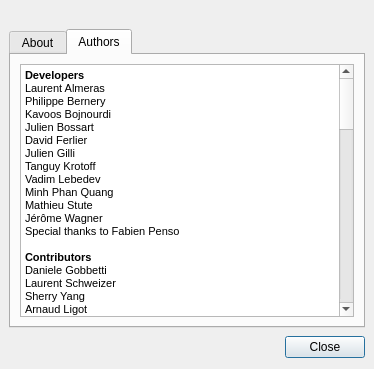
First picture: the form in wengophone/src/presentation/qt/AboutWindow.ui, repository tkrotoff/WengoPhone, before the edit.
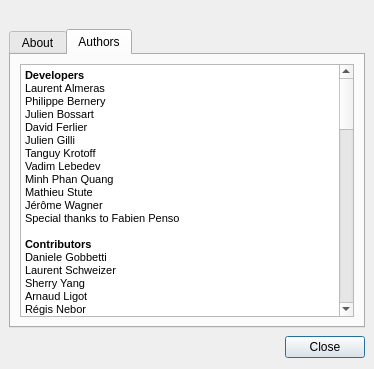
Second picture: the form after the edit. The open tabs and pages were chosen to show the change. Icons and pictures are not drawn.

```diff
--- a/wengophone/src/presentation/qt/AboutWindow.ui
+++ b/wengophone/src/presentation/qt/AboutWindow.ui
@@ -91,7 +91,7 @@
           <bool>true</bool>
          </property>
          <property name="html" >
-          <string>&lt;html>&lt;head>&lt;meta name="qrichtext" content="1" />&lt;/head>&lt;body style=" white-space: pre-wrap; font-family:MS Shell Dlg; font-size:8.25pt; font-weight:400; font-style:normal; text-decoration:none;">&lt;p style=" margin-top:0px; margin-bottom:0px; margin-left:0px; margin-right:0px; -qt-block-indent:0; text-indent:0px; font-size:8pt;">&lt;span style=" font-weight:600;">Developers&lt;/span>&lt;/p>&lt;p style=" margin-top:0px; margin-bottom:0px; margin-left:0px; margin-right:0px; -qt-block-indent:0; text-indent:0px; font-size:8pt;">Laurent Almeras&lt;/p>&lt;p style=" margin-top:0px; margin-bottom:0px; margin-left:0px; margin-right:0px; -qt-block-indent:0; text-indent:0px; font-size:8pt;">Philippe Bernery&lt;/p>&lt;p style=" margin-top:0px; margin-bottom:0px; margin-left:0px; margin-right:0px; -qt-block-indent:0; text-indent:0px; font-size:8pt;">Kavoos Bojnourdi&lt;/p>&lt;p style=" margin-top:0px; margin-bottom:0px; margin-left:0px; margin-right:0px; -qt-block-indent:0; text-indent:0px; font-size:8pt;">Julien Bossart&lt;/p>&lt;p style=" margin-top:0px; margin-bottom:0px; margin-left:0px; margin-right:0px; -qt-block-indent:0; text-indent:0px; font-size:8pt;">David Ferlier&lt;/p>&lt;p style=" margin-top:0px; margin-bottom:0px; margin-left:0px; margin-right:0px; -qt-block-indent:0; text-indent:0px; font-size:8pt;">Julien Gilli&lt;/p>&lt;p style=" margin-top:0px; margin-bottom:0px; margin-left:0px; margin-right:0px; -qt-block-indent:0; text-indent:0px; font-size:8pt;">Tanguy Krotoff&lt;/p>&lt;p style=" margin-top:0px; margin-bottom:0px; margin-left:0px; margin-right:0px; -qt-block-indent:0; text-indent:0px; font-size:8pt;">Vadim Lebedev&lt;/p>&lt;p style=" margin-top:0px; margin-bottom:0px; margin-left:0px; margin-right:0px; -qt-block-indent:0; text-indent:0px; font-size:8pt;">Minh Phan Quang&lt;/p>&lt;p style=" margin-top:0px; margin-bottom:0px; margin-left:0px; margin-right:0px; -qt-block-indent:0; text-indent:0px; font-size:8pt;">Mathieu Stute&lt;/p>&lt;p style=" margin-top:0px; margin-bottom:0px; margin-left:0px; margin-right:0px; -qt-block-indent:0; text-indent:0px; font-size:8pt;">Jérôme Wagner&lt;/p>&lt;p style=" margin-top:0px; margin-bottom:0px; margin-left:0px; margin-right:0px; -qt-block-indent:0; text-indent:0px; font-size:8pt;">Special thanks to Fabien Penso&lt;/p>&lt;p style="-qt-paragraph-type:empty; margin-top:0px; margin-bottom:0px; margin-left:0px; margin-right:0px; -qt-block-indent:0; text-indent:0px; font-size:8pt;">&lt;/p>&lt;p style=" margin-top:0px; margin-bottom:0px; margin-left:0px; margin-right:0px; -qt-block-indent:0; text-indent:0px; font-size:8pt;">&lt;span style=" font-weight:600;">Contributors&lt;/span>&lt;/p>&lt;p style=" margin-top:0px; margin-bottom:0px; margin-left:0px; margin-right:0px; -qt-block-indent:0; text-indent:0px; font-size:8pt;">Daniele Gobbetti&lt;/p>&lt;p style=" margin-top:0px; margin-bottom:0px; margin-left:0px; margin-right:0px; -qt-block-indent:0; text-indent:0px; font-size:8pt;">Laurent Schweizer&lt;/p>&lt;p style=" margin-top:0px; margin-bottom:0px; margin-left:0px; margin-right:0px; -qt-block-indent:0; text-indent:0px; font-size:8pt;">Sherry Yang&lt;/p>&lt;p style=" margin-top:0px; margin-bottom:0px; margin-left:0px; margin-right:0px; -qt-block-indent:0; text-indent:0px; font-size:8pt;">Arnaud Ligot&lt;/p>&lt;p style=" margin-top:0px; margin-bottom:0px; margin-left:0px; margin-right:0px; -qt-block-indent:0; text-indent:0px; font-size:8pt;">Régis Nebor&lt;/p>&lt;p style=" margin-top:0px; margin-bottom:0px; margin-left:0px; margin-right:0px; -qt-block-indent:0; text-indent:0px; font-size:8pt;">Christophe Perez&lt;/p>&lt;p style="-qt-paragraph-type:empty; margin-top:0px; margin-bottom:0px; margin-left:0px; margin-right:0px; -qt-block-indent:0; text-indent:0px; font-size:8pt;">&lt;/p>&lt;p style=" margin-top:0px; margin-bottom:0px; margin-left:0px; margin-right:0px; -qt-block-indent:0; text-indent:0px; font-size:8pt;">&lt;span style=" font-weight:600; color:#000000;">Based on the following softwares&lt;/span>&lt;/p>&lt;p style=" margin-top:0px; margin-bottom:0px; margin-left:0px; margin-right:0px; -qt-block-indent:0; text-indent:0px; font-size:8pt;">- phApi&lt;/p>&lt;p style=" margin-top:0px; margin-bottom:0px; margin-left:0px; margin-right:0px; -qt-block-indent:0; text-indent:0px; font-size:8pt;">Copyright (C) Vadim Lebedev&lt;/p>&lt;p style=" margin-top:0px; margin-bottom:0px; margin-left:0px; margin-right:0px; -qt-block-indent:0; text-indent:0px; font-size:8pt;">published under GNU GPL&lt;/p>&lt;p style="-qt-paragraph-type:empty; margin-top:0px; margin-bottom:0px; margin-left:0px; margin-right:0px; -qt-block-indent:0; text-indent:0px; font-size:8pt;">&lt;/p>&lt;p style=" margin-top:0px; margin-bottom:0px; margin-left:0px; margin-right:0px; -qt-block-indent:0; text-indent:0px; font-size:8pt;">- eXosip&lt;/p>&lt;p style=" margin-top:0px; margin-bottom:0px; margin-left:0px; margin-right:0px; -qt-block-indent:0; text-indent:0px; font-size:8pt;">Copyright (C) Aymeric Moizard&lt;/p>&lt;p style=" margin-top:0px; margin-bottom:0px; margin-left:0px; margin-right:0px; -qt-block-indent:0; text-indent:0px; font-size:8pt;">published under GNU GPL&lt;/p>&lt;p style="-qt-paragraph-type:empty; margin-top:0px; margin-bottom:0px; margin-left:0px; margin-right:0px; -qt-block-indent:0; text-indent:0px; font-size:8pt;">&lt;/p>&lt;p style=" margin-top:0px; margin-bottom:0px; margin-left:0px; margin-right:0px; -qt-block-indent:0; text-indent:0px; font-size:8pt;">- oSIP&lt;/p>&lt;p style=" margin-top:0px; margin-bottom:0px; margin-left:0px; margin-right:0px; -qt-block-indent:0; text-indent:0px; font-size:8pt;">Copyright (C) Aymeric Moizard&lt;/p>&lt;p style=" margin-top:0px; margin-bottom:0px; margin-left:0px; margin-right:0px; -qt-block-indent:0; text-indent:0px; font-size:8pt;">published under GNU LGPL&lt;/p>&lt;p style="-qt-paragraph-type:empty; margin-top:0px; margin-bottom:0px; margin-left:0px; margin-right:0px; -qt-block-indent:0; text-indent:0px; font-size:8pt;">&lt;/p>&lt;p style=" margin-top:0px; margin-bottom:0px; margin-left:0px; margin-right:0px; -qt-block-indent:0; text-indent:0px; font-size:8pt;">- oRTP&lt;/p>&lt;p style=" margin-top:0px; margin-bottom:0px; margin-left:0px; margin-right:0px; -qt-block-indent:0; text-indent:0px; font-size:8pt;">Copyright (C) Simon Morlat&lt;/p>&lt;p style=" margin-top:0px; margin-bottom:0px; margin-left:0px; margin-right:0px; -qt-block-indent:0; text-indent:0px; font-size:8pt;">published under GNU LGPL&lt;/p>&lt;p style="-qt-paragraph-type:empty; margin-top:0px; margin-bottom:0px; margin-left:0px; margin-right:0px; -qt-block-indent:0; text-indent:0px; font-size:8pt;">&lt;/p>&lt;p style=" margin-top:0px; margin-bottom:0px; margin-left:0px; margin-right:0px; -qt-block-indent:0; text-indent:0px; font-size:8pt;">- trayicon&lt;/p>&lt;p style=" margin-top:0px; margin-bottom:0px; margin-left:0px; margin-right:0px; -qt-block-indent:0; text-indent:0px; font-size:8pt;">Copyright (C) Justin Karneges&lt;/p>&lt;p style=" margin-top:0px; margin-bottom:0px; margin-left:0px; margin-right:0px; -qt-block-indent:0; text-indent:0px; font-size:8pt;">published under GNU LGPL&lt;/p>&lt;p style="-qt-paragraph-type:empty; margin-top:0px; margin-bottom:0px; margin-left:0px; margin-right:0px; -qt-block-indent:0; text-indent:0px; font-size:8pt;">&lt;/p>&lt;p style=" margin-top:0px; margin-bottom:0px; margin-left:0px; margin-right:0px; -qt-block-indent:0; text-indent:0px; font-size:8pt;">- Boost&lt;/p>&lt;p style=" margin-top:0px; margin-bottom:0px; margin-left:0px; margin-right:0px; -qt-block-indent:0; text-indent:0px; font-size:8pt;">published under Boost Software License&lt;/p>&lt;p style="-qt-paragraph-type:empty; margin-top:0px; margin-bottom:0px; margin-left:0px; margin-right:0px; -qt-block-indent:0; text-indent:0px; font-size:8pt;">&lt;/p>&lt;p style=" margin-top:0px; margin-bottom:0px; margin-left:0px; margin-right:0px; -qt-block-indent:0; text-indent:0px; font-size:8pt;">- cURL&lt;/p>&lt;p style=" margin-top:0px; margin-bottom:0px; margin-left:0px; margin-right:0px; -qt-block-indent:0; text-indent:0px; font-size:8pt;">Copyright (C) Daniel Stenberg&lt;/p>&lt;p style=" margin-top:0px; margin-bottom:0px; margin-left:0px; margin-right:0px; -qt-block-indent:0; text-indent:0px; font-size:8pt;">published under MIT/X-style license&lt;/p>&lt;p style="-qt-paragraph-type:empty; margin-top:0px; margin-bottom:0px; margin-left:0px; margin-right:0px; -qt-block-indent:0; text-indent:0px; font-size:8pt;">&lt;/p>&lt;p style=" margin-top:0px; margin-bottom:0px; margin-left:0px; margin-right:0px; -qt-block-indent:0; text-indent:0px; font-size:8pt;">- FFmpeg&lt;/p>&lt;p style=" margin-top:0px; margin-bottom:0px; margin-left:0px; margin-right:0px; -qt-block-indent:0; text-indent:0px; font-size:8pt;">published under GNU LGPL&lt;/p>&lt;p style="-qt-paragraph-type:empty; margin-top:0px; margin-bottom:0px; margin-left:0px; margin-right:0px; -qt-block-indent:0; text-indent:0px; font-size:8pt;">&lt;/p>&lt;p style=" margin-top:0px; margin-bottom:0px; margin-left:0px; margin-right:0px; -qt-block-indent:0; text-indent:0px; font-size:8pt;">- TinyXML&lt;/p>&lt;p style=" margin-top:0px; margin-bottom:0px; margin-left:0px; margin-right:0px; -qt-block-indent:0; text-indent:0px; font-size:8pt;">Copyright (C) Lee Thomason&lt;/p>&lt;p style=" margin-top:0px; margin-bottom:0px; margin-left:0px; margin-right:0px; -qt-block-indent:0; text-indent:0px; font-size:8pt;">published under zlib license&lt;/p>&lt;p style="-qt-paragraph-type:empty; margin-top:0px; margin-bottom:0px; margin-left:0px; margin-right:0px; -qt-block-indent:0; text-indent:0px; font-size:8pt;">&lt;/p>&lt;p style=" margin-top:0px; margin-bottom:0px; margin-left:0px; margin-right:0px; -qt-block-indent:0; text-indent:0px; font-size:8pt;">- Qt Toolkit&lt;/p>&lt;p style=" margin-top:0px; margin-bottom:0px; margin-left:0px; margin-right:0px; -qt-block-indent:0; text-indent:0px; font-size:8pt;">Copyright (C) Trolltech AS&lt;/p>&lt;p style=" margin-top:0px; margin-bottom:0px; margin-left:0px; margin-right:0px; -qt-block-indent:0; text-indent:0px; font-size:8pt;">published under GNU GPL&lt;/p>&lt;p style="-qt-paragraph-type:empty; margin-top:0px; margin-bottom:0px; margin-left:0px; margin-right:0px; -qt-block-indent:0; text-indent:0px; font-size:8pt;">&lt;/p>&lt;p style=" margin-top:0px; margin-bottom:0px; margin-left:0px; margin-right:0px; -qt-block-indent:0; text-indent:0px; font-size:8pt;">- sipX&lt;/p>&lt;p style=" margin-top:0px; margin-bottom:0px; margin-left:0px; margin-right:0px; -qt-block-indent:0; text-indent:0px; font-size:8pt;">Copyright (C) Pingtel Corp&lt;/p>&lt;p style=" margin-top:0px; margin-bottom:0px; margin-left:0px; margin-right:0px; -qt-block-indent:0; text-indent:0px; font-size:8pt;">published under GNU LGPL&lt;/p>&lt;p style="-qt-paragraph-type:empty; margin-top:0px; margin-bottom:0px; margin-left:0px; margin-right:0px; -qt-block-indent:0; text-indent:0px; font-size:8pt;">&lt;/p>&lt;p style=" margin-top:0px; margin-bottom:0px; margin-left:0px; margin-right:0px; -qt-block-indent:0; text-indent:0px; font-size:8pt;">- PortAudio&lt;/p>&lt;p style=" margin-top:0px; margin-bottom:0px; margin-left:0px; margin-right:0px; -qt-block-indent:0; text-indent:0px; font-size:8pt;">Copyright (C) Ross Bencina and Phil Burk&lt;/p>&lt;p style=" margin-top:0px; margin-bottom:0px; margin-left:0px; margin-right:0px; -qt-block-indent:0; text-indent:0px; font-size:8pt;">published under BSD-style license&lt;/p>&lt;p style="-qt-paragraph-type:empty; margin-top:0px; margin-bottom:0px; margin-left:0px; margin-right:0px; -qt-block-indent:0; text-indent:0px; font-size:8pt;">&lt;/p>&lt;p style=" margin-top:0px; margin-bottom:0px; margin-left:0px; margin-right:0px; -qt-block-indent:0; text-indent:0px; font-size:8pt;">- OpenSSL&lt;/p>&lt;p style=" margin-top:0px; margin-bottom:0px; margin-left:0px; margin-right:0px; -qt-block-indent:0; text-indent:0px; font-size:8pt;">published under Apache-style license&lt;/p>&lt;p style="-qt-paragraph-type:empty; margin-top:0px; margin-bottom:0px; margin-left:0px; margin-right:0px; -qt-block-indent:0; text-indent:0px; font-size:8pt;">&lt;/p>&lt;p style=" margin-top:0px; margin-bottom:0px; margin-left:0px; margin-right:0px; -qt-block-indent:0; text-indent:0px; font-size:8pt;">- Speex&lt;/p>&lt;p style=" margin-top:0px; margin-bottom:0px; margin-left:0px; margin-right:0px; -qt-block-indent:0; text-indent:0px; font-size:8pt;">Copyright (C) Xiph.org Foundation&lt;/p>&lt;p style=" margin-top:0px; margin-bottom:0px; margin-left:0px; margin-right:0px; -qt-block-indent:0; text-indent:0px; font-size:8pt;">published under BSD-style license&lt;/p>&lt;p style="-qt-paragraph-type:empty; margin-top:0px; margin-bottom:0px; margin-left:0px; margin-right:0px; -qt-block-indent:0; text-indent:0px; font-size:8pt;">&lt;/p>&lt;p style=" margin-top:0px; margin-bottom:0px; margin-left:0px; margin-right:0px; -qt-block-indent:0; text-indent:0px; font-size:8pt;">- Gaim&lt;/p>&lt;p style=" margin-top:0px; margin-bottom:0px; margin-left:0px; margin-right:0px; -qt-block-indent:0; text-indent:0px; font-size:8pt;">published under GNU GPL&lt;/p>&lt;p style="-qt-paragraph-type:empty; margin-top:0px; margin-bottom:0px; margin-left:0px; margin-right:0px; -qt-block-indent:0; text-indent:0px; font-size:8pt;">&lt;/p>&lt;p style=" margin-top:0px; margin-bottom:0px; margin-left:0px; margin-right:0px; -qt-block-indent:0; text-indent:0px; font-size:8pt;">- GLib&lt;/p>&lt;p style=" margin-top:0px; margin-bottom:0px; margin-left:0px; margin-right:0px; -qt-block-indent:0; text-indent:0px; font-size:8pt;">published under GNU LGPL&lt;/p>&lt;p style="-qt-paragraph-type:empty; margin-top:0px; margin-bottom:0px; margin-left:0px; margin-right:0px; -qt-block-indent:0; text-indent:0px; font-size:8pt;">&lt;/p>&lt;p style=" margin-top:0px; margin-bottom:0px; margin-left:0px; margin-right:0px; -qt-block-indent:0; text-indent:0px; font-size:8pt;">- NSIS&lt;/p>&lt;p style=" margin-top:0px; margin-bottom:0px; margin-left:0px; margin-right:0px; -qt-block-indent:0; text-indent:0px; font-size:8pt;">Copyright (C) Nullsoft, Inc.&lt;/p>&lt;p style=" margin-top:0px; margin-bottom:0px; margin-left:0px; margin-right:0px; -qt-block-indent:0; text-indent:0px; font-size:8pt;">published under zlib license&lt;/p>&lt;/body>&lt;/html></string>
+          <string>&lt;html>&lt;head>&lt;meta name="qrichtext" content="1" />&lt;/head>&lt;body style=" white-space: pre-wrap; font-family:MS Shell Dlg; font-size:8.25pt; font-weight:400; font-style:normal; text-decoration:none;">&lt;p style=" margin-top:0px; margin-bottom:0px; margin-left:0px; margin-right:0px; -qt-block-indent:0; text-indent:0px; font-size:8pt;">&lt;span style=" font-weight:600;">Developers&lt;/span>&lt;/p>&lt;p style=" margin-top:0px; margin-bottom:0px; margin-left:0px; margin-right:0px; -qt-block-indent:0; text-indent:0px; font-size:8pt;">Laurent Almeras&lt;/p>&lt;p style=" margin-top:0px; margin-bottom:0px; margin-left:0px; margin-right:0px; -qt-block-indent:0; text-indent:0px; font-size:8pt;">Philippe Bernery&lt;/p>&lt;p style=" margin-top:0px; margin-bottom:0px; margin-left:0px; margin-right:0px; -qt-block-indent:0; text-indent:0px; font-size:8pt;">Julien Bossart&lt;/p>&lt;p style=" margin-top:0px; margin-bottom:0px; margin-left:0px; margin-right:0px; -qt-block-indent:0; text-indent:0px; font-size:8pt;">David Ferlier&lt;/p>&lt;p style=" margin-top:0px; margin-bottom:0px; margin-left:0px; margin-right:0px; -qt-block-indent:0; text-indent:0px; font-size:8pt;">Julien Gilli&lt;/p>&lt;p style=" margin-top:0px; margin-bottom:0px; margin-left:0px; margin-right:0px; -qt-block-indent:0; text-indent:0px; font-size:8pt;">Tanguy Krotoff&lt;/p>&lt;p style=" margin-top:0px; margin-bottom:0px; margin-left:0px; margin-right:0px; -qt-block-indent:0; text-indent:0px; font-size:8pt;">Vadim Lebedev&lt;/p>&lt;p style=" margin-top:0px; margin-bottom:0px; margin-left:0px; margin-right:0px; -qt-block-indent:0; text-indent:0px; font-size:8pt;">Minh Phan Quang&lt;/p>&lt;p style=" margin-top:0px; margin-bottom:0px; margin-left:0px; margin-right:0px; -qt-block-indent:0; text-indent:0px; font-size:8pt;">Mathieu Stute&lt;/p>&lt;p style=" margin-top:0px; margin-bottom:0px; margin-left:0px; margin-right:0px; -qt-block-indent:0; text-indent:0px; font-size:8pt;">Jérôme Wagner&lt;/p>&lt;p style=" margin-top:0px; margin-bottom:0px; margin-left:0px; margin-right:0px; -qt-block-indent:0; text-indent:0px; font-size:8pt;">Special thanks to Fabien Penso&lt;/p>&lt;p style="-qt-paragraph-type:empty; margin-top:0px; margin-bottom:0px; margin-left:0px; margin-right:0px; -qt-block-indent:0; text-indent:0px; font-size:8pt;">&lt;/p>&lt;p style=" margin-top:0px; margin-bottom:0px; margin-left:0px; margin-right:0px; -qt-block-indent:0; text-indent:0px; font-size:8pt;">&lt;span style=" font-weight:600;">Contributors&lt;/span>&lt;/p>&lt;p style=" margin-top:0px; margin-bottom:0px; margin-left:0px; margin-right:0px; -qt-block-indent:0; text-indent:0px; font-size:8pt;">Daniele Gobbetti&lt;/p>&lt;p style=" margin-top:0px; margin-bottom:0px; margin-left:0px; margin-right:0px; -qt-block-indent:0; text-indent:0px; font-size:8pt;">Laurent Schweizer&lt;/p>&lt;p style=" margin-top:0px; margin-bottom:0px; margin-left:0px; margin-right:0px; -qt-block-indent:0; text-indent:0px; font-size:8pt;">Sherry Yang&lt;/p>&lt;p style=" margin-top:0px; margin-bottom:0px; margin-left:0px; margin-right:0px; -qt-block-indent:0; text-indent:0px; font-size:8pt;">Arnaud Ligot&lt;/p>&lt;p style=" margin-top:0px; margin-bottom:0px; margin-left:0px; margin-right:0px; -qt-block-indent:0; text-indent:0px; font-size:8pt;">Régis Nebor&lt;/p>&lt;p style=" margin-top:0px; margin-bottom:0px; margin-left:0px; margin-right:0px; -qt-block-indent:0; text-indent:0px; font-size:8pt;">Christophe Perez&lt;/p>&lt;p style="-qt-paragraph-type:empty; margin-top:0px; margin-bottom:0px; margin-left:0px; margin-right:0px; -qt-block-indent:0; text-indent:0px; font-size:8pt;">&lt;/p>&lt;p style=" margin-top:0px; margin-bottom:0px; margin-left:0px; margin-right:0px; -qt-block-indent:0; text-indent:0px; font-size:8pt;">&lt;span style=" font-weight:600; color:#000000;">Based on the following softwares&lt;/span>&lt;/p>&lt;p style=" margin-top:0px; margin-bottom:0px; margin-left:0px; margin-right:0px; -qt-block-indent:0; text-indent:0px; font-size:8pt;">- phApi&lt;/p>&lt;p style=" margin-top:0px; margin-bottom:0px; margin-left:0px; margin-right:0px; -qt-block-indent:0; text-indent:0px; font-size:8pt;">Copyright (C) Vadim Lebedev&lt;/p>&lt;p style=" margin-top:0px; margin-bottom:0px; margin-left:0px; margin-right:0px; -qt-block-indent:0; text-indent:0px; font-size:8pt;">published under GNU GPL&lt;/p>&lt;p style="-qt-paragraph-type:empty; margin-top:0px; margin-bottom:0px; margin-left:0px; margin-right:0px; -qt-block-indent:0; text-indent:0px; font-size:8pt;">&lt;/p>&lt;p style=" margin-top:0px; margin-bottom:0px; margin-left:0px; margin-right:0px; -qt-block-indent:0; text-indent:0px; font-size:8pt;">- eXosip&lt;/p>&lt;p style=" margin-top:0px; margin-bottom:0px; margin-left:0px; margin-right:0px; -qt-block-indent:0; text-indent:0px; font-size:8pt;">Copyright (C) Aymeric Moizard&lt;/p>&lt;p style=" margin-top:0px; margin-bottom:0px; margin-left:0px; margin-right:0px; -qt-block-indent:0; text-indent:0px; font-size:8pt;">published under GNU GPL&lt;/p>&lt;p style="-qt-paragraph-type:empty; margin-top:0px; margin-bottom:0px; margin-left:0px; margin-right:0px; -qt-block-indent:0; text-indent:0px; font-size:8pt;">&lt;/p>&lt;p style=" margin-top:0px; margin-bottom:0px; margin-left:0px; margin-right:0px; -qt-block-indent:0; text-indent:0px; font-size:8pt;">- oSIP&lt;/p>&lt;p style=" margin-top:0px; margin-bottom:0px; margin-left:0px; margin-right:0px; -qt-block-indent:0; text-indent:0px; font-size:8pt;">Copyright (C) Aymeric Moizard&lt;/p>&lt;p style=" margin-top:0px; margin-bottom:0px; margin-left:0px; margin-right:0px; -qt-block-indent:0; text-indent:0px; font-size:8pt;">published under GNU LGPL&lt;/p>&lt;p style="-qt-paragraph-type:empty; margin-top:0px; margin-bottom:0px; margin-left:0px; margin-right:0px; -qt-block-indent:0; text-indent:0px; font-size:8pt;">&lt;/p>&lt;p style=" margin-top:0px; margin-bottom:0px; margin-left:0px; margin-right:0px; -qt-block-indent:0; text-indent:0px; font-size:8pt;">- oRTP&lt;/p>&lt;p style=" margin-top:0px; margin-bottom:0px; margin-left:0px; margin-right:0px; -qt-block-indent:0; text-indent:0px; font-size:8pt;">Copyright (C) Simon Morlat&lt;/p>&lt;p style=" margin-top:0px; margin-bottom:0px; margin-left:0px; margin-right:0px; -qt-block-indent:0; text-indent:0px; font-size:8pt;">published under GNU LGPL&lt;/p>&lt;p style="-qt-paragraph-type:empty; margin-top:0px; margin-bottom:0px; margin-left:0px; margin-right:0px; -qt-block-indent:0; text-indent:0px; font-size:8pt;">&lt;/p>&lt;p style=" margin-top:0px; margin-bottom:0px; margin-left:0px; margin-right:0px; -qt-block-indent:0; text-indent:0px; font-size:8pt;">- trayicon&lt;/p>&lt;p style=" margin-top:0px; margin-bottom:0px; margin-left:0px; margin-right:0px; -qt-block-indent:0; text-indent:0px; font-size:8pt;">Copyright (C) Justin Karneges&lt;/p>&lt;p style=" margin-top:0px; margin-bottom:0px; margin-left:0px; margin-right:0px; -qt-block-indent:0; text-indent:0px; font-size:8pt;">published under GNU LGPL&lt;/p>&lt;p style="-qt-paragraph-type:empty; margin-top:0px; margin-bottom:0px; margin-left:0px; margin-right:0px; -qt-block-indent:0; text-indent:0px; font-size:8pt;">&lt;/p>&lt;p style=" margin-top:0px; margin-bottom:0px; margin-left:0px; margin-right:0px; -qt-block-indent:0; text-indent:0px; font-size:8pt;">- Boost&lt;/p>&lt;p style=" margin-top:0px; margin-bottom:0px; margin-left:0px; margin-right:0px; -qt-block-indent:0; text-indent:0px; font-size:8pt;">published under Boost Software License&lt;/p>&lt;p style="-qt-paragraph-type:empty; margin-top:0px; margin-bottom:0px; margin-left:0px; margin-right:0px; -qt-block-indent:0; text-indent:0px; font-size:8pt;">&lt;/p>&lt;p style=" margin-top:0px; margin-bottom:0px; margin-left:0px; margin-right:0px; -qt-block-indent:0; text-indent:0px; font-size:8pt;">- cURL&lt;/p>&lt;p style=" margin-top:0px; margin-bottom:0px; margin-left:0px; margin-right:0px; -qt-block-indent:0; text-indent:0px; font-size:8pt;">Copyright (C) Daniel Stenberg&lt;/p>&lt;p style=" margin-top:0px; margin-bottom:0px; margin-left:0px; margin-right:0px; -qt-block-indent:0; text-indent:0px; font-size:8pt;">published under MIT/X-style license&lt;/p>&lt;p style="-qt-paragraph-type:empty; margin-top:0px; margin-bottom:0px; margin-left:0px; margin-right:0px; -qt-block-indent:0; text-indent:0px; font-size:8pt;">&lt;/p>&lt;p style=" margin-top:0px; margin-bottom:0px; margin-left:0px; margin-right:0px; -qt-block-indent:0; text-indent:0px; font-size:8pt;">- FFmpeg&lt;/p>&lt;p style=" margin-top:0px; margin-bottom:0px; margin-left:0px; margin-right:0px; -qt-block-indent:0; text-indent:0px; font-size:8pt;">published under GNU LGPL&lt;/p>&lt;p style="-qt-paragraph-type:empty; margin-top:0px; margin-bottom:0px; margin-left:0px; margin-right:0px; -qt-block-indent:0; text-indent:0px; font-size:8pt;">&lt;/p>&lt;p style=" margin-top:0px; margin-bottom:0px; margin-left:0px; margin-right:0px; -qt-block-indent:0; text-indent:0px; font-size:8pt;">- TinyXML&lt;/p>&lt;p style=" margin-top:0px; margin-bottom:0px; margin-left:0px; margin-right:0px; -qt-block-indent:0; text-indent:0px; font-size:8pt;">Copyright (C) Lee Thomason&lt;/p>&lt;p style=" margin-top:0px; margin-bottom:0px; margin-left:0px; margin-right:0px; -qt-block-indent:0; text-indent:0px; font-size:8pt;">published under zlib license&lt;/p>&lt;p style="-qt-paragraph-type:empty; margin-top:0px; margin-bottom:0px; margin-left:0px; margin-right:0px; -qt-block-indent:0; text-indent:0px; font-size:8pt;">&lt;/p>&lt;p style=" margin-top:0px; margin-bottom:0px; margin-left:0px; margin-right:0px; -qt-block-indent:0; text-indent:0px; font-size:8pt;">- Qt Toolkit&lt;/p>&lt;p style=" margin-top:0px; margin-bottom:0px; margin-left:0px; margin-right:0px; -qt-block-indent:0; text-indent:0px; font-size:8pt;">Copyright (C) Trolltech AS&lt;/p>&lt;p style=" margin-top:0px; margin-bottom:0px; margin-left:0px; margin-right:0px; -qt-block-indent:0; text-indent:0px; font-size:8pt;">published under GNU GPL&lt;/p>&lt;p style="-qt-paragraph-type:empty; margin-top:0px; margin-bottom:0px; margin-left:0px; margin-right:0px; -qt-block-indent:0; text-indent:0px; font-size:8pt;">&lt;/p>&lt;p style=" margin-top:0px; margin-bottom:0px; margin-left:0px; margin-right:0px; -qt-block-indent:0; text-indent:0px; font-size:8pt;">- sipX&lt;/p>&lt;p style=" margin-top:0px; margin-bottom:0px; margin-left:0px; margin-right:0px; -qt-block-indent:0; text-indent:0px; font-size:8pt;">Copyright (C) Pingtel Corp&lt;/p>&lt;p style=" margin-top:0px; margin-bottom:0px; margin-left:0px; margin-right:0px; -qt-block-indent:0; text-indent:0px; font-size:8pt;">published under GNU LGPL&lt;/p>&lt;p style="-qt-paragraph-type:empty; margin-top:0px; margin-bottom:0px; margin-left:0px; margin-right:0px; -qt-block-indent:0; text-indent:0px; font-size:8pt;">&lt;/p>&lt;p style=" margin-top:0px; margin-bottom:0px; margin-left:0px; margin-right:0px; -qt-block-indent:0; text-indent:0px; font-size:8pt;">- PortAudio&lt;/p>&lt;p style=" margin-top:0px; margin-bottom:0px; margin-left:0px; margin-right:0px; -qt-block-indent:0; text-indent:0px; font-size:8pt;">Copyright (C) Ross Bencina and Phil Burk&lt;/p>&lt;p style=" margin-top:0px; margin-bottom:0px; margin-left:0px; margin-right:0px; -qt-block-indent:0; text-indent:0px; font-size:8pt;">published under BSD-style license&lt;/p>&lt;p style="-qt-paragraph-type:empty; margin-top:0px; margin-bottom:0px; margin-left:0px; margin-right:0px; -qt-block-indent:0; text-indent:0px; font-size:8pt;">&lt;/p>&lt;p style=" margin-top:0px; margin-bottom:0px; margin-left:0px; margin-right:0px; -qt-block-indent:0; text-indent:0px; font-size:8pt;">- OpenSSL&lt;/p>&lt;p style=" margin-top:0px; margin-bottom:0px; margin-left:0px; margin-right:0px; -qt-block-indent:0; text-indent:0px; font-size:8pt;">published under Apache-style license&lt;/p>&lt;p style="-qt-paragraph-type:empty; margin-top:0px; margin-bottom:0px; margin-left:0px; margin-right:0px; -qt-block-indent:0; text-indent:0px; font-size:8pt;">&lt;/p>&lt;p style=" margin-top:0px; margin-bottom:0px; margin-left:0px; margin-right:0px; -qt-block-indent:0; text-indent:0px; font-size:8pt;">- Speex&lt;/p>&lt;p style=" margin-top:0px; margin-bottom:0px; margin-left:0px; margin-right:0px; -qt-block-indent:0; text-indent:0px; font-size:8pt;">Copyright (C) Xiph.org Foundation&lt;/p>&lt;p style=" margin-top:0px; margin-bottom:0px; margin-left:0px; margin-right:0px; -qt-block-indent:0; text-indent:0px; font-size:8pt;">published under BSD-style license&lt;/p>&lt;p style="-qt-paragraph-type:empty; margin-top:0px; margin-bottom:0px; margin-left:0px; margin-right:0px; -qt-block-indent:0; text-indent:0px; font-size:8pt;">&lt;/p>&lt;p style=" margin-top:0px; margin-bottom:0px; margin-left:0px; margin-right:0px; -qt-block-indent:0; text-indent:0px; font-size:8pt;">- Gaim&lt;/p>&lt;p style=" margin-top:0px; margin-bottom:0px; margin-left:0px; margin-right:0px; -qt-block-indent:0; text-indent:0px; font-size:8pt;">published under GNU GPL&lt;/p>&lt;p style="-qt-paragraph-type:empty; margin-top:0px; margin-bottom:0px; margin-left:0px; margin-right:0px; -qt-block-indent:0; text-indent:0px; font-size:8pt;">&lt;/p>&lt;p style=" margin-top:0px; margin-bottom:0px; margin-left:0px; margin-right:0px; -qt-block-indent:0; text-indent:0px; font-size:8pt;">- GLib&lt;/p>&lt;p style=" margin-top:0px; margin-bottom:0px; margin-left:0px; margin-right:0px; -qt-block-indent:0; text-indent:0px; font-size:8pt;">published under GNU LGPL&lt;/p>&lt;p style="-qt-paragraph-type:empty; margin-top:0px; margin-bottom:0px; margin-left:0px; margin-right:0px; -qt-block-indent:0; text-indent:0px; font-size:8pt;">&lt;/p>&lt;p style=" margin-top:0px; margin-bottom:0px; margin-left:0px; margin-right:0px; -qt-block-indent:0; text-indent:0px; font-size:8pt;">- NSIS&lt;/p>&lt;p style=" margin-top:0px; margin-bottom:0px; margin-left:0px; margin-right:0px; -qt-block-indent:0; text-indent:0px; font-size:8pt;">Copyright (C) Nullsoft, Inc.&lt;/p>&lt;p style=" margin-top:0px; margin-bottom:0px; margin-left:0px; margin-right:0px; -qt-block-indent:0; text-indent:0px; font-size:8pt;">published under zlib license&lt;/p>&lt;/body>&lt;/html></string>
          </property>
         </widget>
        </item>
```
